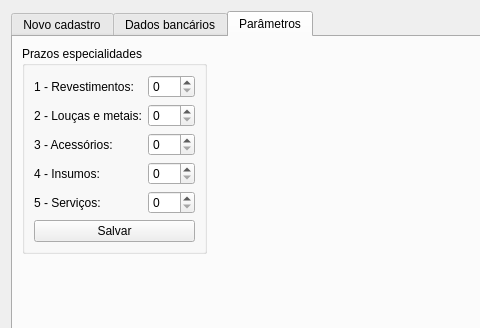
First picture: the form in ui/cadastrofornecedor.ui, repository darktorres/ERP-STACCATO, before the edit; both pictures show x 0 to 480 and y 0 to 328 of the 1388 by 765 pixel window.
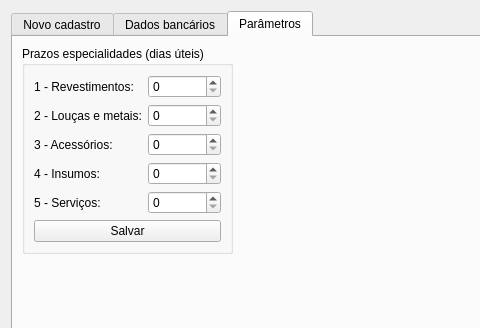
Second picture: the form after the edit. The open tabs and pages were chosen to show the change. Icons and pictures are not drawn. Custom widgets are drawn as their Qt base class.

Commit message: Adicionado tipo de prazo

What changed in the file:
```diff
--- a/ui/cadastrofornecedor.ui
+++ b/ui/cadastrofornecedor.ui
@@ -1015,7 +1015,7 @@
        <item row="0" column="0">
         <widget class="QGroupBox" name="groupBox_3">
          <property name="title">
-          <string>Prazos especialidades</string>
+          <string>Prazos especialidades (dias úteis)</string>
          </property>
          <layout class="QGridLayout" name="gridLayout_14">
           <item row="3" column="1">
```
